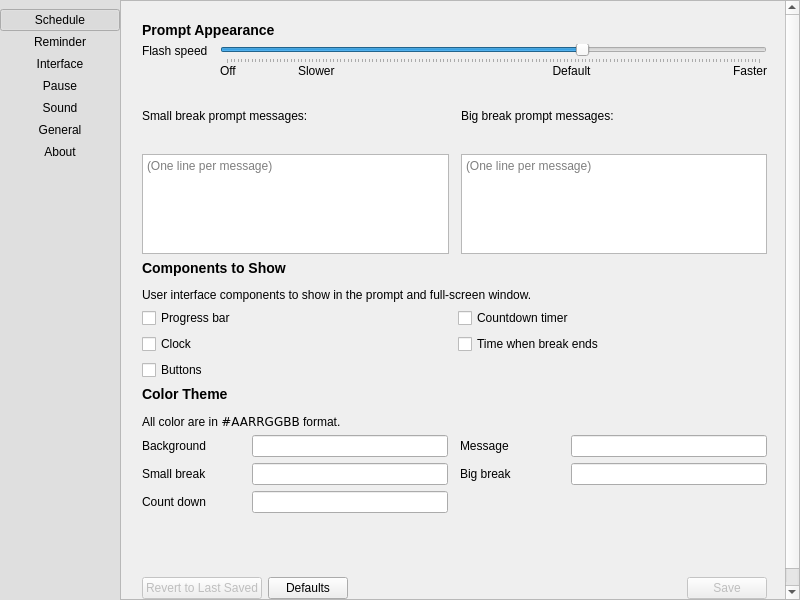
Qt form src/app/pref-window.ui (AllanChain/sane-break) before a commit.
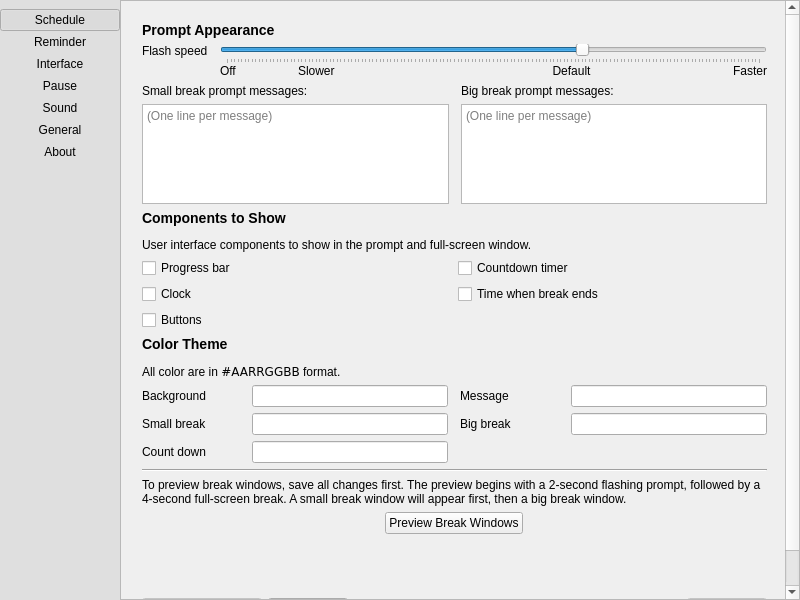
The same form after that commit. The open tabs and pages were chosen to show the change. Icons and pictures are not drawn. Custom widgets are drawn as their Qt base class.

Commit message:
preview button for break window interface setting
Closes #78

Diff of the .ui file:
```diff
--- a/src/app/pref-window.ui
+++ b/src/app/pref-window.ui
@@ -245,7 +245,7 @@
          <x>0</x>
          <y>0</y>
          <width>659</width>
-         <height>655</height>
+         <height>736</height>
         </rect>
        </property>
        <layout class="QVBoxLayout" name="verticalLayout_8">
@@ -966,6 +966,30 @@
               </item>
              </layout>
             </item>
+            <item>
+             <widget class="Line" name="line">
+              <property name="orientation">
+               <enum>Qt::Orientation::Horizontal</enum>
+              </property>
+             </widget>
+            </item>
+            <item>
+             <widget class="QLabel" name="label_19">
+              <property name="text">
+               <string>&lt;p&gt;To preview break windows, save all changes first. The preview begins with a 2-second flashing prompt, followed by a 4-second full-screen break. A small break window will appear first, then a big break window.&lt;/p&gt;</string>
+              </property>
+              <property name="wordWrap">
+               <bool>true</bool>
+              </property>
+             </widget>
+            </item>
+            <item alignment="Qt::AlignmentFlag::AlignHCenter">
+             <widget class="QPushButton" name="previewButton">
+              <property name="text">
+               <string>Preview Break Windows</string>
+              </property>
+             </widget>
+            </item>
            </layout>
           </widget>
           <widget class="QWidget" name="pausePage">
```
Left out of the diff: 68 changed lines with no effect on the pictures. The commit also changes 10 other files.
